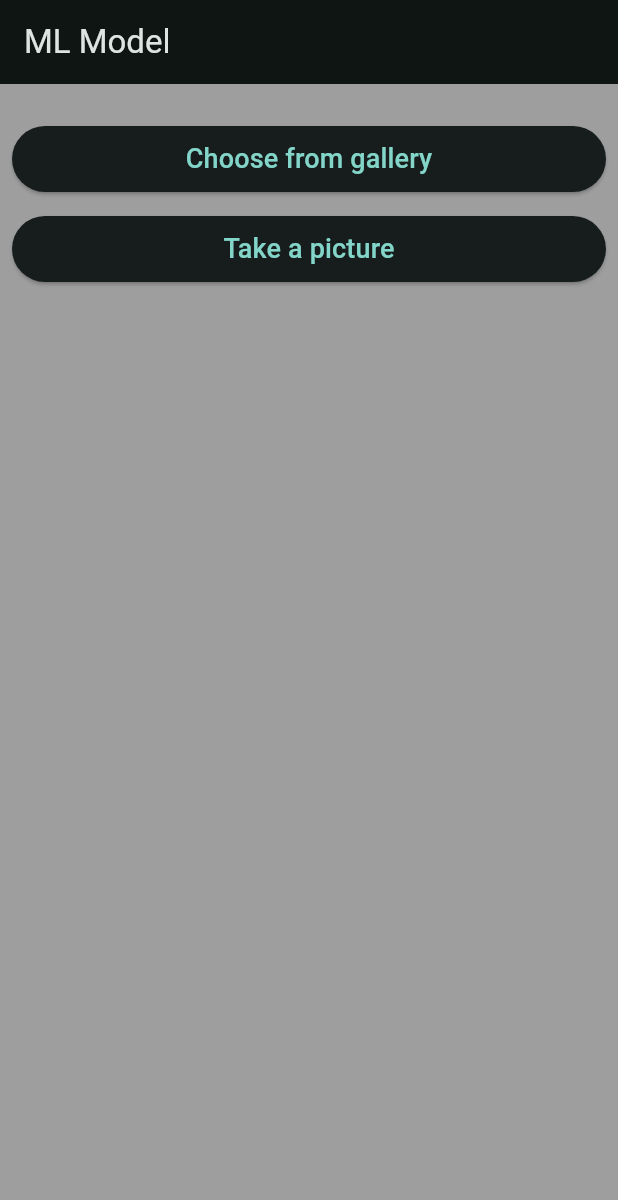
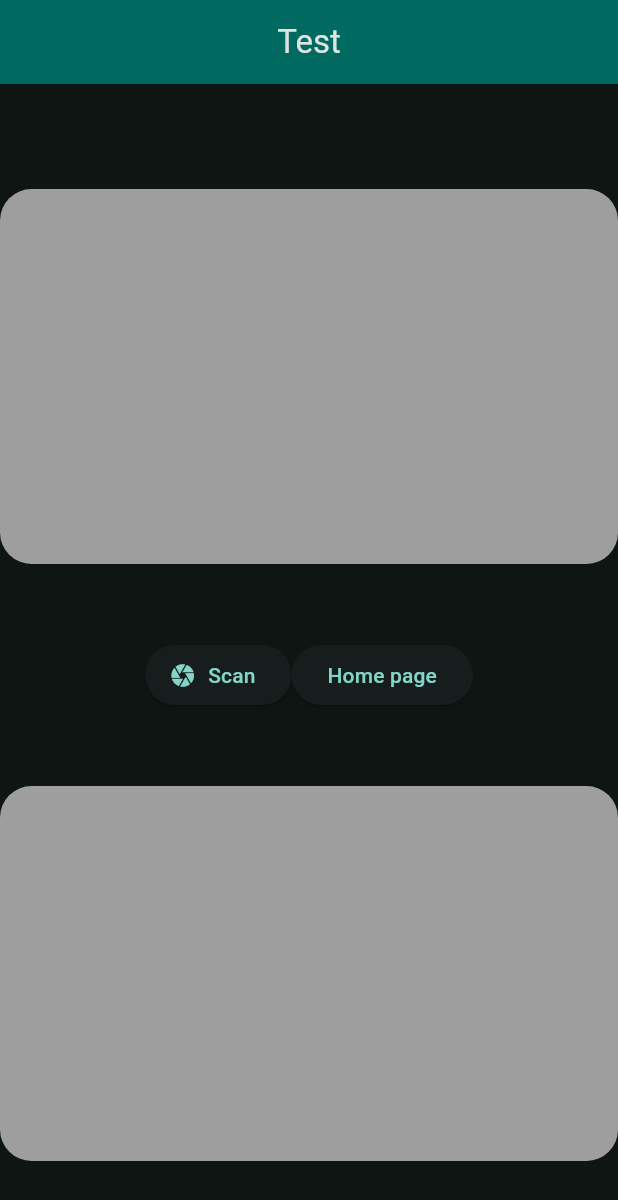
Before and after one commit to TaufeeqNoamaan/rescue-mate, a Flutter app: the screen it shows after launch, on a phone screen of 412 x 824 dp. Shown: the top 1200 px of the screen. Run offline on Flutter 3.47's test engine with Material 3 defaults, Android fonts, the phone set to English and light mode, and no system bars; our stand-ins replace firebase_core, google_fonts, image_picker; missing offline and left inert: google_ml_kit, tflite_v2; accounts and stored records are empty.

Commit message:
UI changes to be done

```diff
--- /dev/null
+++ b/lib/auth/auth_page.dart
@@ -0,0 +1,188 @@
+import 'dart:io';
+
+import 'package:flutter/material.dart';
+import 'package:google_ml_kit/google_ml_kit.dart';
+import 'package:image_picker/image_picker.dart';
+
+class AuthPage extends StatefulWidget {
+  const AuthPage({super.key});
+
+  @override
+  State<AuthPage> createState() => _AuthPageState();
+}
+
+class _AuthPageState extends State<AuthPage> {
+  File? images;
+  String scan = "";
+  String base = "";
+  String name = "";
+  String age = "";
+  String gender = "";
+  String aad = "";
+  String add = "";
+  String fname = "";
+  String sname = "";
+
+  Future<void> i() async {
+    try {
+      final img = await ImagePicker().pickImage(source: ImageSource.camera);
+      scan = "";
+      final tex = await GoogleMlKit.vision
+          .textRecognizer()
+          .processImage(InputImage.fromFilePath(img!.path));
+      setState(() {
+        aad = "";
+        fname = "";
+        sname = "";
+        age = "";
+        gender = "";
+        name = "";
+        images = File(img.path);
+        final lines = tex.text.split('\n');
+
+        for (final line in lines) {
+          if (line.toLowerCase().contains('dob') ||
+              line.toLowerCase().contains("year")) {
+            var s = line.split(": ");
+            var tl = s[1];
+            if (tl.contains("/")) {
+              var r = tl.split("/");
+
+              String p = r[0] + r[1] + r[2];
+              age = p;
+            } else {
+              age = tl;
+            }
+          }
+          if (line.toLowerCase().contains("male") ||
+              line.toLowerCase().contains("female")) {
+            line.toLowerCase().contains('male') ? gender = "MALE" : null;
+            line.toLowerCase().contains('female') ? gender = "FEMALE" : null;
+          }
+          if (line.length == 14 && !line.toLowerCase().contains("a")) {
+            add = line;
+
+            var l = line.split(" ");
+            aad = l[0] + l[1] + l[2];
+          }
+          if (!line.toLowerCase().contains("male") &&
+              !line.toLowerCase().contains("female") &&
+              !line.toLowerCase().contains('year') &&
+              !line.toLowerCase().contains("government of india") &&
+              !line.toLowerCase().contains('aadhar') &&
+              !line.toLowerCase().contains('/') &&
+              !line.toLowerCase().contains('-') &&
+              !line.toLowerCase().contains('1') &&
+              !line.toLowerCase().contains('2') &&
+              !line.toLowerCase().contains('qr') &&
+              !line.toLowerCase().contains('photo') &&
+              !line.toLowerCase().contains('signature')) {
+            name = "";
+            fname = "";
+            sname = "";
+            var h = line.split(" ");
+
+            fname = h[0];
+            print(h.length);
+            for (int i = 1; i <= h.length - 1; i++) {
+              sname = sname + " " + h[i];
+            }
+
+            name = line.toString();
+          } else {
+            scan = "$scan$line\n";
+          }
+        }
+      });
+    } catch (e) {
+      setState(() {
+        images = null;
+      });
+    }
+  }
+
+  @override
+  Widget build(BuildContext context) {
+    return Scaffold(
+      appBar: AppBar(
+        backgroundColor: Theme.of(context).colorScheme.inversePrimary,
+        title: Text('Test'),
+        centerTitle: true,
+      ),
+      body: SingleChildScrollView(
+        child: Center(
+          child: Column(
+            // mainAxisAlignment: MainAxisAlignment.center,
+            children: <Widget>[
+              SizedBox(
+                height: 70,
+              ),
+              Container(
+                width: double.infinity,
+                height: 250,
+                decoration: BoxDecoration(
+                    color: Colors.grey,
+                    borderRadius: BorderRadius.circular(21)),
+                child: images != null ? Image.file(images!) : null,
+              ),
+              SizedBox(
+                height: 50,
+              ),
+              Row(
+                mainAxisAlignment: MainAxisAlignment.center,
+                crossAxisAlignment: CrossAxisAlignment.center,
+                children: <Widget>[
+                  ElevatedButton.icon(
+                      onPressed: () async {
+                        i();
+
+                        // Navigator.push(
+                        //     context,
+                        //     MaterialPageRoute(
+                        //         builder: (context) => next(
+                        //               scan: scan,
+                        //               img: images!,
+                        //             )));
+                      },
+                      icon: Icon(Icons.camera),
+                      label: Text("Scan")),
+                  ElevatedButton(
+                      onPressed: () {
+                        Navigator.of(context).pushNamed('/home');
+                      },
+                      child: Text('Home page'))
+                ],
+              ),
+              SizedBox(
+                height: 50,
+              ),
+              Container(
+                width: double.infinity,
+                height: 250,
+                decoration: BoxDecoration(
+                    borderRadius: BorderRadius.circular(21),
+                    color: Colors.grey),
+                child: Column(
+                  children: <Widget>[
+                    SizedBox(
+                      height: 50,
+                    ),
+                    fname == "" ? Text("") : Text(fname),
+                    sname == "" ? Text("") : Text(sname),
+                    name == "" ? Text("") : Text(name),
+                    age == "" ? Text("") : Text(age),
+                    gender == "" ? Text("") : Text(gender),
+                    aad == "" ? Text("") : Text(aad),
+                  ],
+                ),
+              ),
+              SizedBox(
+                height: 50,
+              )
+            ],
+          ),
+        ),
+      ),
+    );
+  }
+}
--- a/lib/home.dart
+++ b/lib/home.dart
@@ -133,7 +133,10 @@ class _HomeState extends State<Home> {
                         child: Image.file(_image),
                       ),
                       Text(
-                      _disasters[0]['label'].toString().substring(2),
+                        // _disasters[0]['label'].toString().substring(2),
+                        _disasters[0]['confidence'] > 0.865
+                            ? _disasters[0]['label'].toString().substring(2)
+                            : 'Mums cat',
                         style: GoogleFonts.roboto(
                           fontSize: 18,
                           fontWeight: FontWeight.w500,
--- a/lib/main.dart
+++ b/lib/main.dart
@@ -1,9 +1,12 @@
 import 'package:flutter/material.dart';
+import 'package:mlmodel/auth/auth_1.dart';
+import 'package:mlmodel/auth/auth_page.dart';
 import 'package:mlmodel/home.dart';
 
 void main() {
   runApp(const MyApp());
 }
+
 
 class MyApp extends StatelessWidget {
   const MyApp({super.key});
@@ -20,7 +23,12 @@ class MyApp extends StatelessWidget {
         useMaterial3: true,
       ),
       debugShowCheckedModeBanner: false,
-      home: const Home(),
+
+      home: const AuthPage(),
+      routes: {
+        '/home':(context) => Home(),
+        '/auth':(context) => AuthPage()
+      },
     );
   }
 }
--- a/pubspec.yaml
+++ b/pubspec.yaml
@@ -40,6 +40,7 @@ dependencies:
   google_fonts: ^6.1.0
   image_picker: ^1.0.4
   file_picker: ^6.0.0
+  google_ml_kit: ^0.16.2
 
 dev_dependencies:
   flutter_test:
```
Also changed, not shown: lib/auth/auth_1.dart (added, +33 -0 lines), pubspec.lock, 1 other file. Lines whose indentation alone changed are shown as unchanged.
